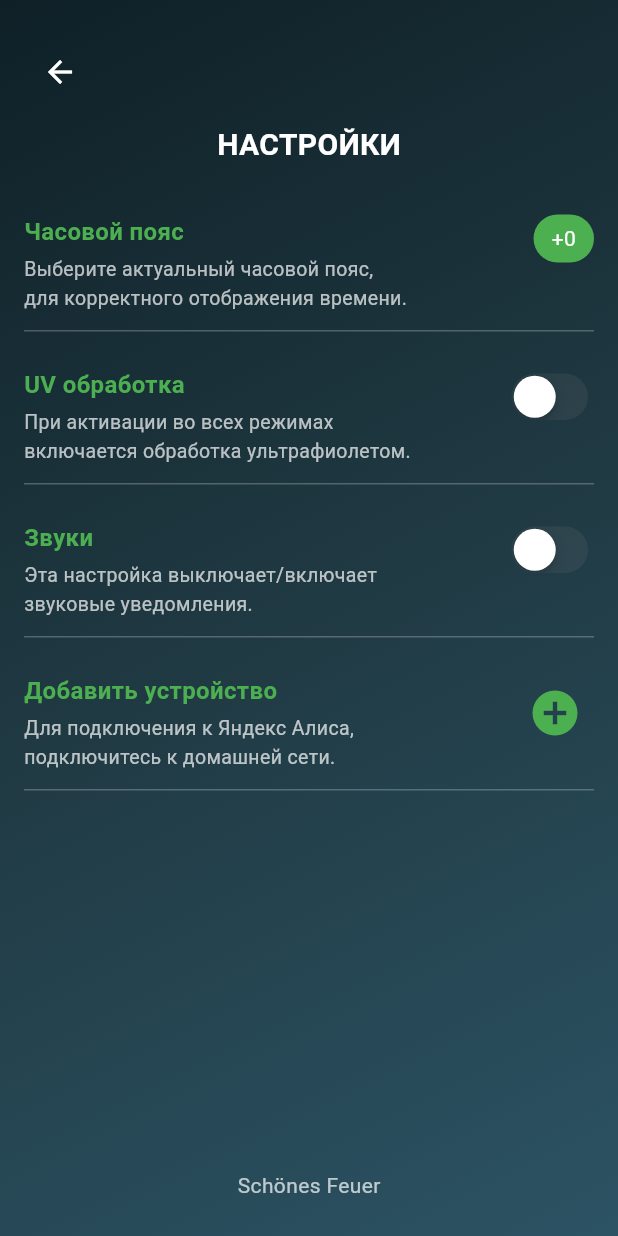
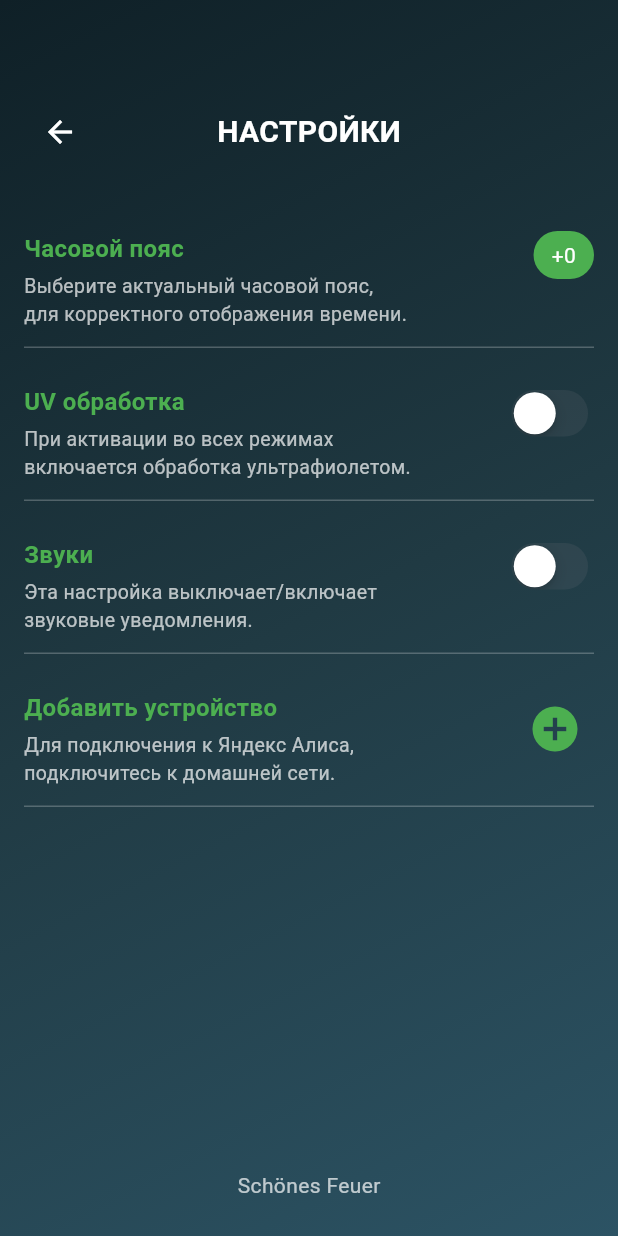
Before and after one commit to viteklu15/hkaf, a Flutter app: the screen it shows after launch, after a tap on the "settings" icon, on a phone screen of 412 x 824 dp. Run offline on Flutter 3.47's test engine with Material 3 defaults, Android fonts, the light colour scheme and no system bars; our stand-ins replace geolocator, google_fonts, permission_handler, shared_preferences; missing offline and left inert: flutter_reactive_ble, mobile_scanner.

Commit message:
изменил много всего но вроде работает

```diff
--- /dev/null
+++ b/devtools_options.yaml
@@ -0,0 +1,3 @@
+description: This file stores settings for Dart & Flutter DevTools.
+documentation: https://docs.flutter.dev/tools/devtools/extensions#configure-extension-enablement-states
+extensions:
--- a/lib/main.dart
+++ b/lib/main.dart
@@ -193,21 +193,31 @@ class _DryerScreenState extends State<DryerScreen> with WidgetsBindingObserver {
             } else {
               print("⌛ Статус не получен — запускаем BLE IP запрос");
               setState(() => connectionStateColor = Colors.red);
-              _waitForIpFromBle();
             }
           } catch (e) {
             print("BLE требуется, ошибка запроса: $e");
           }
 
-          Future.delayed(const Duration(seconds: 3), () {
-            if (!_statusConfirmed && mounted) {
-              print("⌛ Статус не получен — запускаем BLE IP запрос");
+          if (!statusOk && serial != null) {
+            await bleManager.disconnect();
+            bleManager.scanAndConnect(
+              serial,
+              onConnected: () {
+                _startStatusPolling();
+                _waitForIpFromBle(); // именно здесь теперь идёт запрос IP
+              },
+              onDisconnected: () {
                 setState(() => connectionStateColor = Colors.red);
-              _waitForIpFromBle();
+              },
+              onError: (err) {
+                setState(() => connectionStateColor = Colors.red);
+              },
+              onLog: _showSnackBar,
+            );
           }
-          });
         } else {
           // 📌 Если IP нет — сразу пробуем BLE
+          print("⚠️ IP отсутствует, serial = $serial");
           if (serial != null) {
             setState(() => connectionStateColor = Colors.red);
             await bleManager.disconnect();
@@ -254,6 +264,7 @@ class _DryerScreenState extends State<DryerScreen> with WidgetsBindingObserver {
         bleManager.characteristic!,
         value: utf8.encode('IP~1;'),
       );
+      print("✅ Команда IP~1; отправлена");
     } catch (e) {
       if (mounted) {
         // ScaffoldMessenger.of(context).showSnackBar(
@@ -422,27 +433,27 @@ class _DryerScreenState extends State<DryerScreen> with WidgetsBindingObserver {
                             print("BLE требуется, ошибка запроса: $e");
                           }
 
-                          Future.delayed(const Duration(seconds: 3), () {
-                            if (!_statusConfirmed && mounted) {
-                              print(
-                                "⌛ Статус не получен — запускаем BLE IP запрос",
-                              );
-                              setState(() => connectionStateColor = Colors.red);
-                              // _showSnackBar(
-                              //   "IP не отвечает, пробуем через BLE...",
-                              // );
-                              _waitForIpFromBle();
-                            }
-                          });
+                          // Future.delayed(const Duration(seconds: 3), () {
+                          //   if (!_statusConfirmed && mounted) {
+                          //     print(
+                          //       "⌛ Статус не получен — запускаем BLE IP запрос",
+                          //     );
+                          //     setState(() => connectionStateColor = Colors.red);
+                          //     // _showSnackBar(
+                          //     //   "IP не отвечает, пробуем через BLE...",
+                          //     // );
+                          //     _waitForIpFromBle();
+                          //   }
+                          // });
                         }
 
                         if (!statusOk && serial != null) {
                           await bleManager.disconnect();
 
-                          // 🔴 ДОБАВЛЯЕМ ЗАДЕРЖКУ
-                          await Future.delayed(
-                            const Duration(seconds: 8), // задержка
-                          ); // или сколько нужно
+                          // // 🔴 ДОБАВЛЯЕМ ЗАДЕРЖКУ
+                          // await Future.delayed(
+                          //   const Duration(seconds: 10), // задержка
+                          // ); // или сколько нужно
 
                           bleManager.scanAndConnect(
                             serial,
@@ -482,7 +493,7 @@ class _DryerScreenState extends State<DryerScreen> with WidgetsBindingObserver {
                       ),
                     );
 
-                    if (!_statusConfirmed) {
+                    if (!_statusConfirmed && selectedItem != null) {
                       // Показываем индикатор только если статус не получен
                       showDialog(
                         context: context,
@@ -498,9 +509,9 @@ class _DryerScreenState extends State<DryerScreen> with WidgetsBindingObserver {
                         },
                       );
 
-                      await Future.delayed(
-                        const Duration(seconds: 8),
-                      ); //задержка
+                      // await Future.delayed(
+                      //   const Duration(seconds: 2),
+                      // ); //задержка
 
                       if (mounted) Navigator.of(context).pop();
                     }
@@ -522,11 +533,29 @@ class _DryerScreenState extends State<DryerScreen> with WidgetsBindingObserver {
                     if (!isProgramSelected)
                       Flexible(
                         child: Center(
-                          child: Text(
+                          child: Row(
+                            mainAxisAlignment: MainAxisAlignment.center,
+                            mainAxisSize: MainAxisSize.min,
+                            children: [
+                              if (!_statusConfirmed && dropdownItems.isNotEmpty)
+                                const Padding(
+                                  padding: EdgeInsets.only(right: 10),
+                                  child: SizedBox(
+                                    width: 24,
+                                    height: 24,
+                                    child: CircularProgressIndicator(
+                                      strokeWidth: 3,
+                                      valueColor: AlwaysStoppedAnimation<Color>(
+                                        Colors.white70,
+                                      ),
+                                    ),
+                                  ),
+                                ),
+                              Text(
                                 dropdownItems.isEmpty
                                     ? "Добавьте устройство"
                                     : !_statusConfirmed
-                                ? "Нет подключения"
+                                    ? "  Поиск устройства"
                                     : "Выберите программу",
                                 textAlign: TextAlign.center,
                                 style: const TextStyle(
@@ -534,6 +563,8 @@ class _DryerScreenState extends State<DryerScreen> with WidgetsBindingObserver {
                                   color: Colors.white70,
                                   fontWeight: FontWeight.bold,
                                 ),
+                              ),
+                            ],
                           ),
                         ),
                       )
--- a/lib/settings_screen.dart
+++ b/lib/settings_screen.dart
@@ -124,12 +124,19 @@ class _SettingsScreenState extends State<SettingsScreen> {
         child: Column(
           crossAxisAlignment: CrossAxisAlignment.start,
           children: [
-            IconButton(
+            const SizedBox(height: 40),
+            Stack(
+              alignment: Alignment.center,
+              children: [
+                Align(
+                  alignment: Alignment.centerLeft,
+                  child: IconButton(
                     icon: const Icon(Icons.arrow_back, color: Colors.white),
                     onPressed: () => Navigator.pop(context),
                   ),
-            const SizedBox(height: 10),
-            Center(
+                ),
+                Align(
+                  alignment: Alignment.center,
                   child: Text(
                     "НАСТРОЙКИ",
                     style: GoogleFonts.orbitron(
@@ -139,7 +146,10 @@ class _SettingsScreenState extends State<SettingsScreen> {
                     ),
                   ),
                 ),
-            const SizedBox(height: 20),
+              ],
+            ),
+            const SizedBox(height: 30),
+
             _settingBlock(
               title: "Часовой пояс",
               description:
```
Also changed, not shown: lib/add_device_screen.dart (+43 -21 lines), lib/add_new_device_screen.dart (+33 -10 lines), lib/ble_manager.dart (+17 -4 lines), lib/globals.dart (added). Lines whose indentation alone changed are shown as unchanged.
